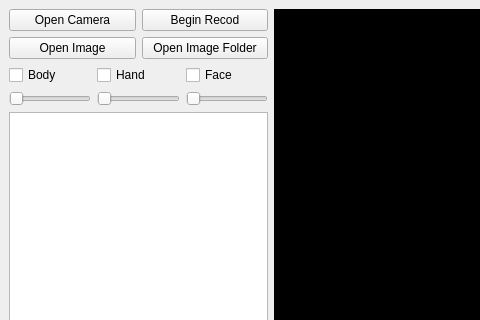
Above: ui/main_window.ui from JiageWang/Openpose-based-GUI-for-Realtime-Pose-Estimate-and-Action-Recognition before the change; both pictures show x 0 to 480 and y 0 to 320 of the 923 by 498 pixel window. Below: the same form after it.
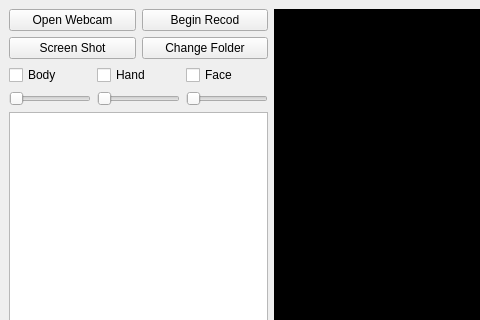
That is the form after the change.

Commit message: add screen shot

Diff of the .ui file:
```diff
--- a/ui/main_window.ui
+++ b/ui/main_window.ui
@@ -28,7 +28,7 @@
            </sizepolicy>
           </property>
           <property name="text">
-           <string>Open Camera</string>
+           <string>Open Webcam</string>
           </property>
          </widget>
         </item>
@@ -54,7 +54,7 @@
            </sizepolicy>
           </property>
           <property name="text">
-           <string>Open Image</string>
+           <string>Screen Shot</string>
           </property>
          </widget>
         </item>
@@ -67,7 +67,7 @@
            </sizepolicy>
           </property>
           <property name="text">
-           <string>Open Image Folder</string>
+           <string>Change Folder</string>
           </property>
          </widget>
         </item>
```
Left out of the diff: 8 changed lines with no effect on the pictures. The commit also changes 5 other files.
